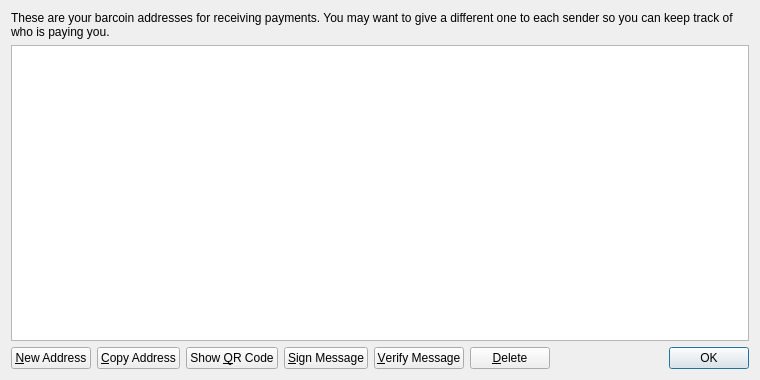
Old version of the form src/qt/forms/addressbookpage.ui in the repository osiryz/osiris.
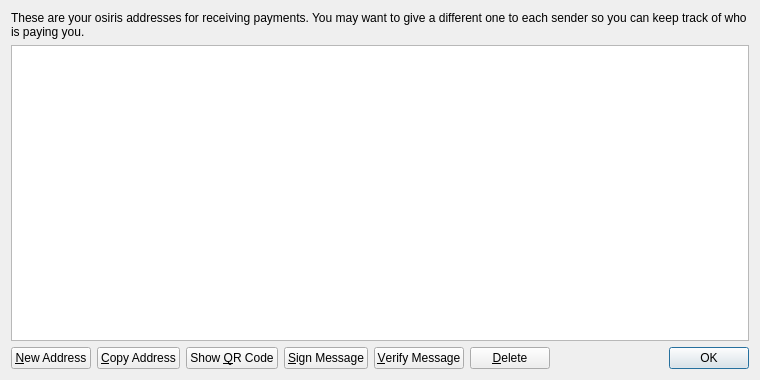
New version of the form. Icons and pictures are not drawn.

```diff
--- a/src/qt/forms/addressbookpage.ui
+++ b/src/qt/forms/addressbookpage.ui
@@ -17,7 +17,7 @@
    <item>
     <widget class="QLabel" name="labelExplanation">
      <property name="text">
-      <string>These are your barcoin addresses for receiving payments. You may want to give a different one to each sender so you can keep track of who is paying you.</string>
+      <string>These are your osiris addresses for receiving payments. You may want to give a different one to each sender so you can keep track of who is paying you.</string>
      </property>
      <property name="textFormat">
       <enum>Qt::PlainText</enum>
```
